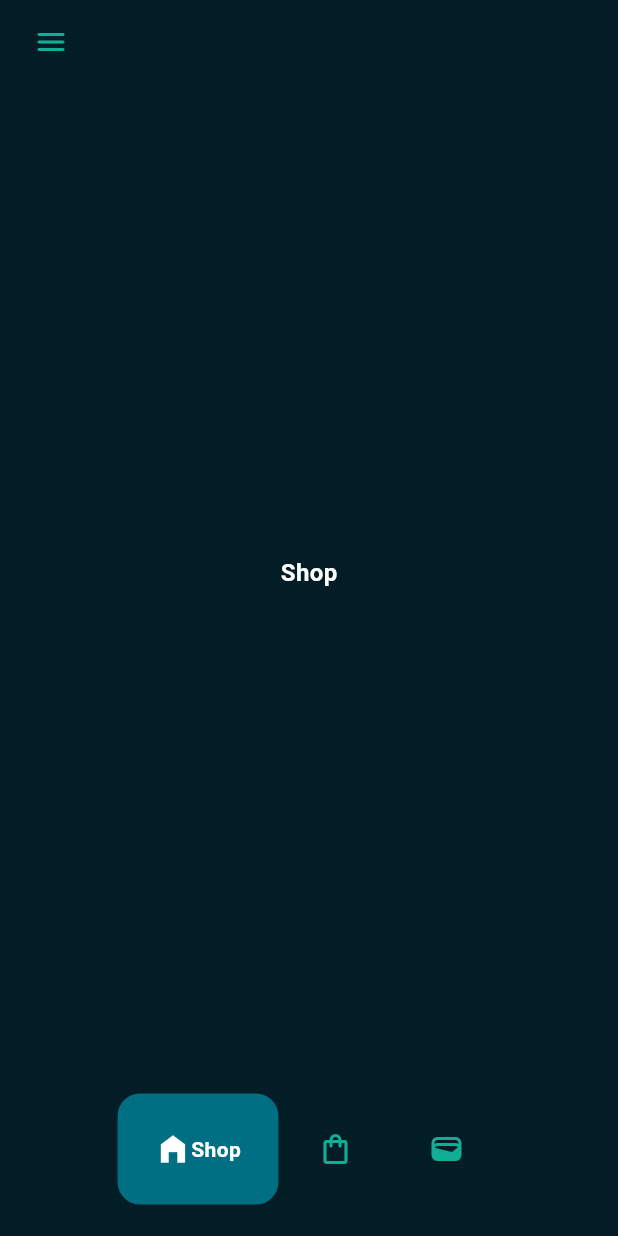
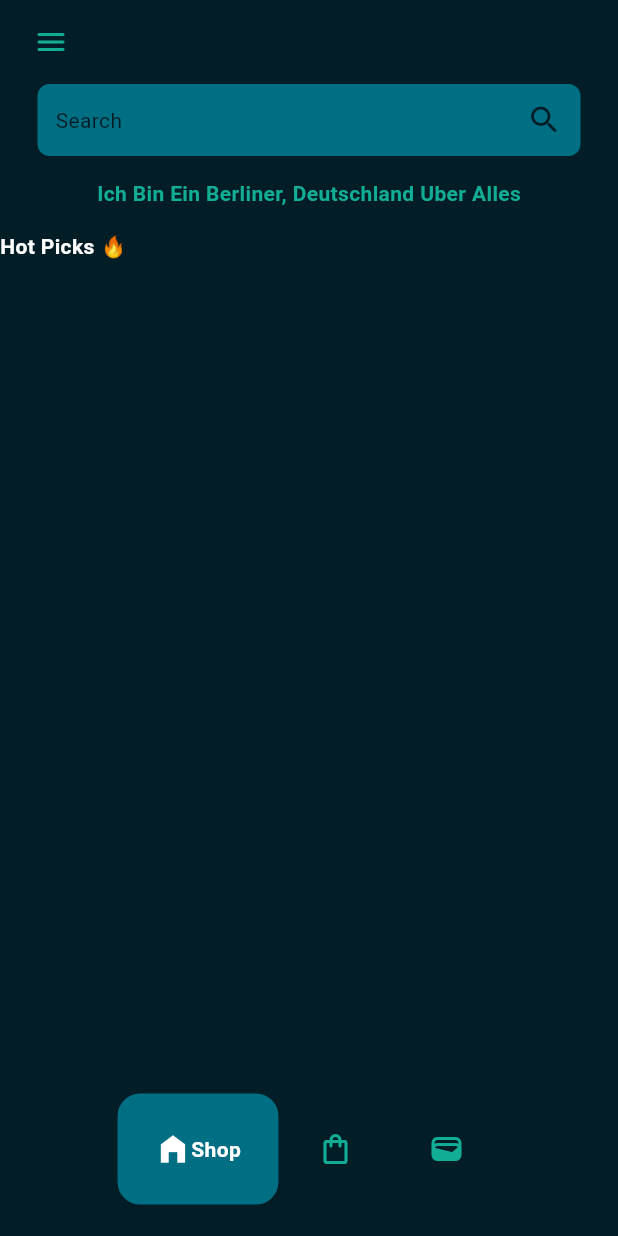
Before and after one commit to Idhamatta/rodrik-ecommerce, a Flutter app: the HomePage screen opened directly, on a phone screen of 412 x 824 dp. Run offline on Flutter 3.47's test engine with Material 3 defaults, Android fonts, the phone set to English and light mode, and no system bars; drawn by our look-alikes of google_nav_bar.

Commit message:
style home_page

```diff
--- a/lib/pages/shop_page.dart
+++ b/lib/pages/shop_page.dart
@@ -10,12 +10,49 @@ class ShopPage extends StatefulWidget {
 class _ShopPageState extends State<ShopPage> {
   @override
   Widget build(BuildContext context) {
-    return Center(
-      child: Text(
-        'Shop',
-        style: TextStyle(
-            color: Colors.white, fontSize: 16, fontWeight: FontWeight.bold),
-      ),
+    return Column(
+      children: [
+        Container(
+          padding: EdgeInsets.all(12),
+          margin: EdgeInsets.symmetric(horizontal: 25.0),
+          decoration: BoxDecoration(
+              color: Color(0xFF006e83), borderRadius: BorderRadius.circular(8)),
+          child: Row(
+            mainAxisAlignment: MainAxisAlignment.spaceBetween,
+            children: [
+              Text(
+                'Search',
+                style: TextStyle(color: Color.fromARGB(255, 3, 29, 39)),
+              ),
+              Icon(
+                Icons.search_rounded,
+                color: Color.fromARGB(255, 3, 29, 39),
+              )
+            ],
+          ),
+        ),
+
+        // Message
+        const Padding(
+          padding: EdgeInsets.symmetric(vertical: 15.0),
+          child: Text(
+            'Ich Bin Ein Berliner, Deutschland Uber Alles',
+            style: TextStyle(
+                color: Color(0xFF12ad95), fontWeight: FontWeight.bold),
+          ),
+        ),
+
+        // Hot Picks
+        const Row(
+          children: [
+            Text(
+              'Hot Picks 🔥',
+              style:
+                  TextStyle(color: Colors.white, fontWeight: FontWeight.bold),
+            )
+          ],
+        )
+      ],
     );
   }
 }
```
